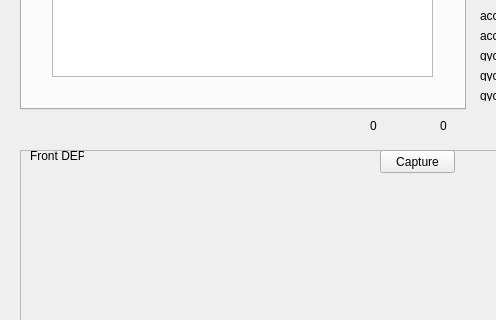
This is DroneCompetition.ui in KongL1013/2018_summer_com as Qt 5 draws it before an edit; both pictures show x 0 to 496 and y 237 to 557 of the 1127 by 787 pixel window. The edited form follows.
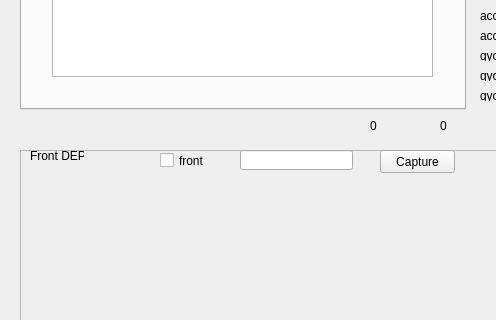
This is the edited form.

What changed in the file:
```diff
--- a/DroneCompetition.ui
+++ b/DroneCompetition.ui
@@ -164,6 +164,29 @@
       <string>Capture</string>
      </property>
     </widget>
+    <widget class="QLineEdit" name="etSavePath">
+     <property name="geometry">
+      <rect>
+       <x>220</x>
+       <y>0</y>
+       <width>113</width>
+       <height>20</height>
+      </rect>
+     </property>
+    </widget>
+    <widget class="QCheckBox" name="cbIsFront">
+     <property name="geometry">
+      <rect>
+       <x>140</x>
+       <y>0</y>
+       <width>71</width>
+       <height>21</height>
+      </rect>
+     </property>
+     <property name="text">
+      <string>front</string>
+     </property>
+    </widget>
    </widget>
    <widget class="QFrame" name="frame_3">
     <property name="geometry">
```
